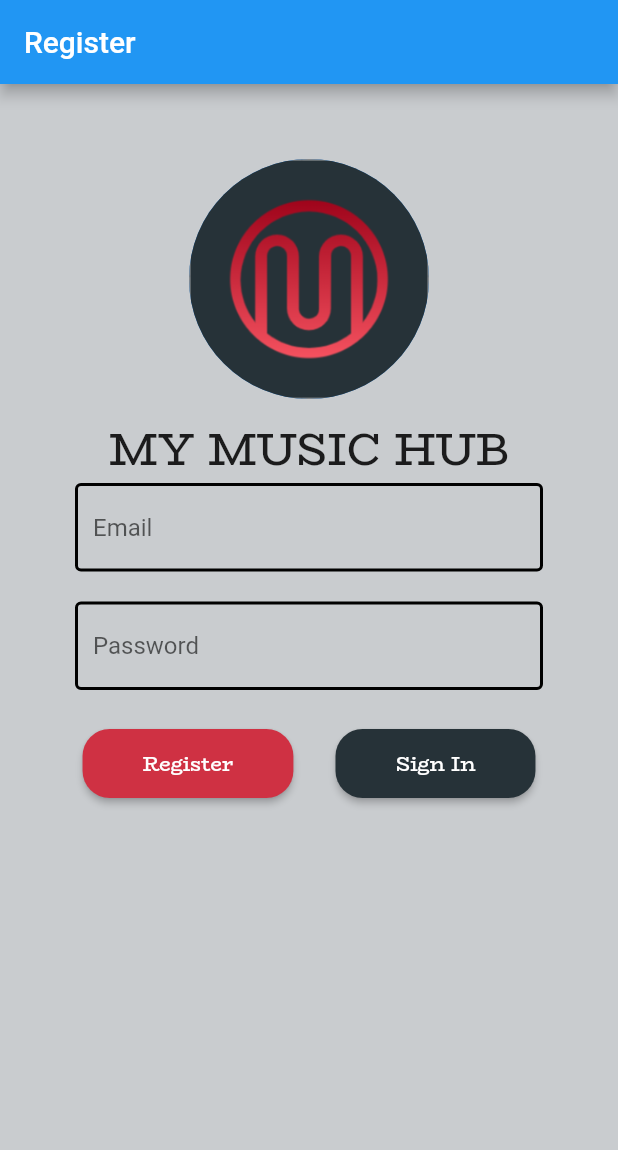
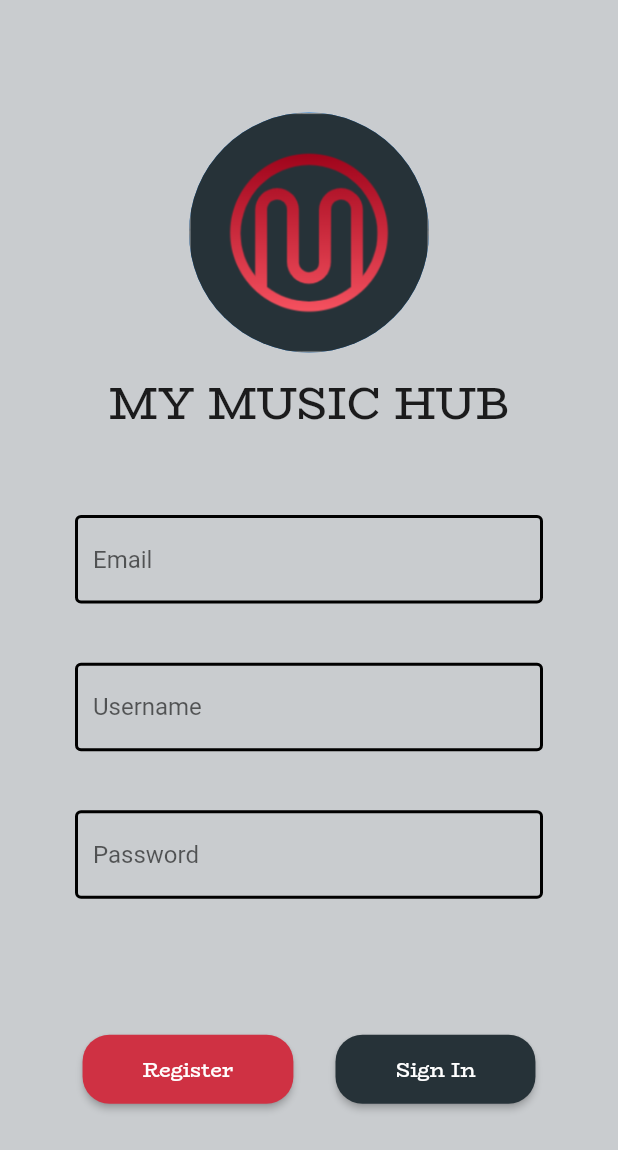
Before and after one commit to Scrum-BodyBuilders/MyMusicHub, a Flutter app: the screen it shows after launch, after a tap on "Sign In", after a tap on "Register", on a phone screen of 412 x 824 dp. Shown: the top 1150 px of the screen. Run offline on Flutter 3.47's test engine with Material 2 defaults, Android fonts, the phone set to English and light mode, and no system bars; our stand-ins replace cloud_firestore, firebase_auth, flutter_spinkit; accounts and stored records are empty.

Commit message:
Fixed Sign in screen

```diff
--- a/lib/main.dart
+++ b/lib/main.dart
@@ -13,6 +13,7 @@ class MyApp extends StatelessWidget {
     return StreamProvider<User>.value(
       value: AuthService().user,
         child: MaterialApp(
+          debugShowCheckedModeBanner: false,
           home: Wrapper(),
       ),
     );
--- a/lib/screens/authenticate/register.dart
+++ b/lib/screens/authenticate/register.dart
@@ -25,11 +25,8 @@ String error = '';
 class _RegisterState extends State<Register> {
   @override
   Widget build(BuildContext context) {
-    return loading ? Loading() : SafeArea(
-      child: Scaffold(
-        appBar: AppBar(
-          title: Text("Register"),
-        ),
+    return loading ? Loading() : Scaffold(
+
       backgroundColor: Color.fromRGBO(201, 204, 207, 1.0),
       body: Container(
         padding: EdgeInsets.symmetric(vertical: 20.0, horizontal: 50.0),
@@ -37,26 +34,45 @@ class _RegisterState extends State<Register> {
           key: _formKey,
             child: Column(
               children: <Widget>[
-                  SizedBox(height: 30.0),
+                SizedBox(height: 55.0),
                 CircleAvatar(
                   backgroundImage: AssetImage('assets/images/logo.png'),
                   radius: 80,
                 ),
                 SizedBox(height: 10.0),
-                  Text('MY MUSIC HUB',
+                Expanded(
+                  flex: 10,
+                  child: Text('MY MUSIC HUB',
                       style: TextStyle(
                         fontSize: 30,
                         fontFamily: 'BioRyhme',
                       )),
-                  TextFormField(
+                ),
+                Expanded(
+                  flex: 10,
+                  child: TextFormField(
                     decoration: textInputDecoration.copyWith(hintText: 'Email'),
                     validator: (val) => val.isEmpty ? 'Enter an email' : null,
                       onChanged: (val){
                         setState(() => email = val);
                       }
                   ),
-                  SizedBox(height: 20.0),
-                  TextFormField(
+                ),
+
+                Expanded(
+                  flex: 10,
+                  child: TextFormField(
+                      decoration: textInputDecoration.copyWith(hintText: 'Username'),
+                      obscureText: true,
+                      validator: (val) => val.length < 6 ? 'Enter a password 6+ chars long' : null,
+                      onChanged: (val){
+                        setState(() => password = val);
+                      }
+                  ),
+                ),
+                Expanded(
+                  flex: 10,
+                  child: TextFormField(
                       decoration: textInputDecoration.copyWith(hintText: 'Password'),
                       obscureText: true,
                       validator: (val) => val.length < 6 ? 'Enter a password 6+ chars long' : null,
@@ -64,8 +80,11 @@ class _RegisterState extends State<Register> {
                         setState(() => password = val);
                       }
                   ),
+                ),
                 SizedBox(height: 25.0),
-                  Row(
+                Expanded(
+                  flex: 10,
+                  child: Row(
                     mainAxisAlignment: MainAxisAlignment.spaceEvenly,
                     children: <Widget>[
                       RaisedButton(
@@ -115,6 +134,7 @@ class _RegisterState extends State<Register> {
 
                     ],
                   ),
+                ),
                 SizedBox(height: 20),
                 Text(error,
                   style:TextStyle(
@@ -127,7 +147,6 @@ class _RegisterState extends State<Register> {
             )
         ),
       ),
-      ),
     );
   }
 }
--- a/lib/screens/authenticate/sign_in.dart
+++ b/lib/screens/authenticate/sign_in.dart
@@ -4,7 +4,6 @@ import 'package:mymusichub/shared/constants.dart';
 import 'package:mymusichub/shared/loading.dart';
 
 class SignIn extends StatefulWidget {
-
   final Function toggleView;
   SignIn({this.toggleView});
 
@@ -13,8 +12,6 @@ class SignIn extends StatefulWidget {
 }
 
 class _SignInState extends State<SignIn> {
-
-
   final AuthService _auth = AuthService();
   final _formKey = GlobalKey<FormState>();
   bool loading = false;
@@ -27,11 +24,12 @@ class _SignInState extends State<SignIn> {
 
   @override
   Widget build(BuildContext context) {
-    return loading ? Loading() : SafeArea(
-      child: Scaffold(
-        appBar: AppBar(
-          title: Text("Sign In"),
-        ),
+    return loading
+        ? Loading()
+        : Scaffold(
+//        appBar: AppBar(
+//          title: Text("Sign In"),
+//        ),
             backgroundColor: Color.fromRGBO(201, 204, 207, 1.0),
             body: Container(
               padding: EdgeInsets.symmetric(vertical: 20.0, horizontal: 50.0),
@@ -39,39 +37,106 @@ class _SignInState extends State<SignIn> {
                   key: _formKey,
                   child: Column(
                     children: <Widget>[
-                SizedBox(height: 30.0),
+                      SizedBox(height: 55.0),
                       CircleAvatar(
                         backgroundImage: AssetImage('assets/images/logo.png'),
                         radius: 80,
                       ),
                       SizedBox(height: 10.0),
-                Text('MY MUSIC HUB',
+                      Expanded(
+                        flex: 10,
+                        child: Text('MY MUSIC HUB',
                             style: TextStyle(
                               fontSize: 30,
                               fontFamily: 'BioRyhme',
                             )),
-                TextFormField(
-                  decoration: textInputDecoration.copyWith(hintText: 'Email'),
-                  validator: (val) => val.isEmpty ? 'Enter an email' : null,
-                  onChanged: (val){
+                      ),
+                      Expanded(
+                        flex: 10,
+                        child: TextFormField(
+                            decoration:
+                                textInputDecoration.copyWith(hintText: 'Email'),
+                            validator: (val) =>
+                                val.isEmpty ? 'Enter an email' : null,
+                            onChanged: (val) {
                               setState(() => email = val);
-                  }
+                            }),
                       ),
                       SizedBox(height: 20.0),
-                TextFormField(
-                  decoration: textInputDecoration.copyWith(hintText: 'Password'),
-                  validator: (val) => val.length < 6 ? 'Enter a password 6+ chars long' : null,
+                      Expanded(
+                        flex: 10,
+                        child: TextFormField(
+                            decoration: textInputDecoration.copyWith(
+                                hintText: 'Password'),
+                            validator: (val) => val.length < 6
+                                ? 'Enter a password 6+ chars long'
+                                : null,
                             obscureText: true,
-                    onChanged: (val){
+                            onChanged: (val) {
                               setState(() => password = val);
-                    }
+                            }),
                       ),
                       SizedBox(height: 25.0),
+                      Expanded(
+                        flex: 20,
+                        child: Column(
+                          children: [
                             Row(
-                  mainAxisAlignment: MainAxisAlignment.spaceEvenly,
+                              mainAxisAlignment: MainAxisAlignment.center,
+                              children: [
+                                RaisedButton(
+                                  padding: EdgeInsets.fromLTRB(110, 12, 110, 12),
+                                  child: Text('Sign In',
+                                      style: TextStyle(
+                                        color: Colors.white,
+                                        fontFamily: 'BioRyhme',
+                                      )),
+                                  color: Color.fromRGBO(38, 50, 56, 1.0),
+                                  shape: RoundedRectangleBorder(
+                                    borderRadius: BorderRadius.circular(18.0),
+                                  ),
+                                  onPressed: () async {
+                                    if (_formKey.currentState.validate()) {
+                                      setState(() => loading = true);
+                                      dynamic result =
+                                          await _auth.signInWithEmailAndPassword(
+                                              email, password);
+                                      if (result == null) {
+                                        setState(() {
+                                          error =
+                                              'Could not sign in with those credentials';
+                                          loading = false;
+                                        });
+                                      }
+                                    }
+                                  },
+                                ),
+
+                              ],
+                            ),
+                            Row(
+                              mainAxisAlignment: MainAxisAlignment.center,
+                              children: [
+                                FlatButton(
+                                  onPressed: null,
+                                  child: Text(
+                                    'Forgot your password ?',
+                                    style: TextStyle(fontSize: 16, color: Colors.white),
+                                  ),
+                                ),
+                              ],
+                            ),
+                          ],
+                        ),
+                      ),
+
+                      Expanded(
+                        flex: 5,
+                        child: Row(
+                          mainAxisAlignment: MainAxisAlignment.center,
                           children: <Widget>[
                             RaisedButton(
-                      padding: EdgeInsets.fromLTRB(40, 12, 40, 12),
+                              padding: EdgeInsets.fromLTRB(60, 12, 60, 12),
                               child: Text('Register',
                                   style: TextStyle(
                                     color: Colors.white,
@@ -84,51 +149,21 @@ class _SignInState extends State<SignIn> {
                               onPressed: () async {
                                 widget.toggleView();
                               },
-
-                    ),
-                    SizedBox(
-                      width: 18,
-                    ),
-                    RaisedButton(
-                      padding: EdgeInsets.fromLTRB(40, 12, 40, 12),
-                      child: Text('Sign In',
-                          style: TextStyle(
-                            color: Colors.white,
-                            fontFamily: 'BioRyhme',
-                          )),
-                      color: Color.fromRGBO(38, 50, 56, 1.0),
-                      shape: RoundedRectangleBorder(
-                          borderRadius: BorderRadius.circular(18.0),
-                      ),
-
-                      onPressed: () async {
-                        if(_formKey.currentState.validate()){
-                          setState(() => loading = true);
-                          dynamic result = await _auth.signInWithEmailAndPassword(email, password);
-                          if(result == null){
-                           setState(() {
-                              error = 'Could not sign in with those credentials';
-                              loading =false;
-                              });
-                           }
-                        }
-                      },
                             ),
                           ],
                         ),
+                      ),
                       SizedBox(height: 20),
-                Text(error,
-                  style:TextStyle(
+                      Text(
+                        error,
+                        style: TextStyle(
                           color: Colors.red,
                           fontSize: 14.0,
                           fontFamily: 'BioRyhme',
                         ),
                       ),
-
                     ],
-            )
-          ),
-        ),
+                  )),
             ),
           );
   }
--- a/lib/screens/home/home.dart
+++ b/lib/screens/home/home.dart
@@ -1,4 +1,5 @@
 import 'package:flutter/material.dart';
+import 'package:mymusichub/screens/authenticate/authenticate.dart';
 import 'package:mymusichub/services/auth.dart';
 
 class Home extends StatelessWidget {
--- a/lib/screens/wrapper.dart
+++ b/lib/screens/wrapper.dart
@@ -4,6 +4,8 @@ import 'package:mymusichub/screens/home/home.dart';
 import 'package:flutter/material.dart';
 import 'package:provider/provider.dart';
 
+import 'authenticate/authenticate.dart';
+import 'authenticate/authenticate.dart';
 import 'authenticate/authenticate.dart';
 
 class Wrapper extends StatelessWidget {
```
Also changed, not shown: pubspec.lock, 10 other files. Lines whose indentation alone changed are shown as unchanged.
